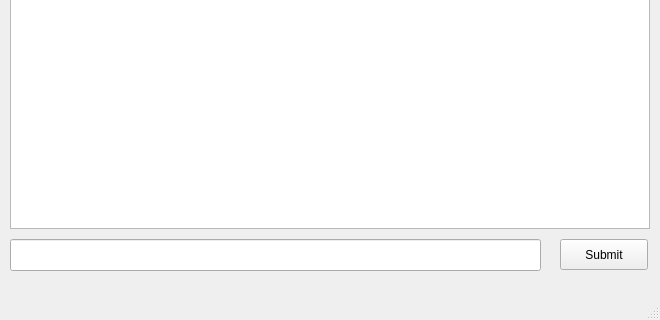
First picture: the form in cmd/qtrepl/MayaQt/replmainwindow.ui, repository DrItanium/maya, before the edit; both pictures show x 0 to 660 and y 400 to 720 of the 660 by 720 pixel window.
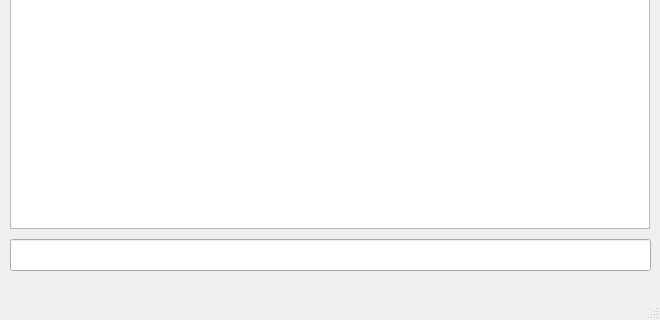
Second picture: the form after the edit.

The edit to the form file:
```diff
--- a/cmd/qtrepl/MayaQt/replmainwindow.ui
+++ b/cmd/qtrepl/MayaQt/replmainwindow.ui
@@ -32,24 +32,11 @@
      <rect>
       <x>10</x>
       <y>620</y>
-      <width>531</width>
+      <width>641</width>
       <height>32</height>
      </rect>
     </property>
    </widget>
-   <widget class="QPushButton" name="submitLine">
-    <property name="geometry">
-     <rect>
-      <x>560</x>
-      <y>620</y>
-      <width>88</width>
-      <height>31</height>
-     </rect>
-    </property>
-    <property name="text">
-     <string>Submit</string>
-    </property>
-   </widget>
   </widget>
   <widget class="QMenuBar" name="menubar">
    <property name="geometry">
```
Left out of the diff: 2 changed lines with no effect on the pictures.
